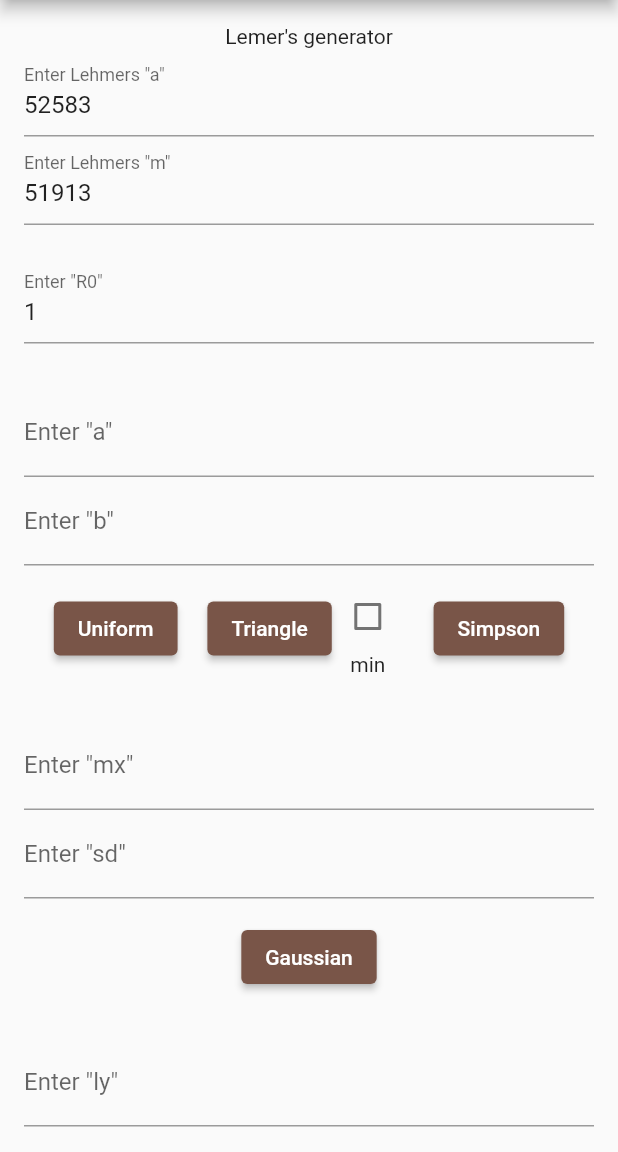
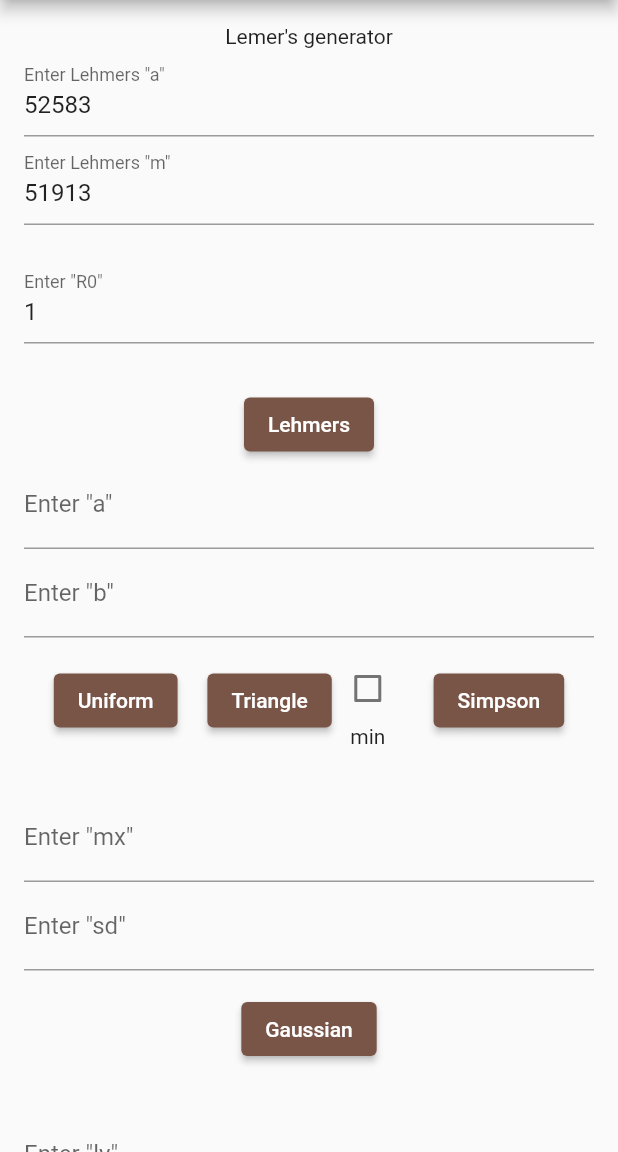
Before and after one commit to alextr1git/saimmod, a Flutter app: the screen it shows after launch, on a phone screen of 412 x 824 dp, the part 84-1236 px from its top. Run offline on Flutter 3.47's test engine with Material 2 defaults, Android fonts, the light colour scheme and no system bars; our stand-ins replace syncfusion_flutter_charts.

Commit message:
Lab 1,2 accepted

```diff
--- a/lib/main.dart
+++ b/lib/main.dart
@@ -46,6 +46,7 @@ class _MyHomePageState extends State<MyHomePage> {
   int periodLength = 0;
   int apereodicInterval = 0;
   bool istriangleMin = false;
+  bool isLehmersAlgorithm = false;
   int a = 0;
   int b = 0;
   int m = 0;
@@ -63,7 +64,11 @@ class _MyHomePageState extends State<MyHomePage> {
     a = int.tryParse(aController.text) ?? 0;
     rn = double.tryParse(r0Controller.text) ?? 1;
     m = int.tryParse(mController.text) ?? 0;
+    isLehmersAlgorithm = false;
     switch (selectedMethod) {
+      case 1:
+        isLehmersAlgorithm = true;
+        break;
       case 2: //uniform distribution
         au = double.tryParse(auController.text) ?? 1;
         bu = double.tryParse(buController.text) ?? 1;
@@ -78,7 +83,7 @@ class _MyHomePageState extends State<MyHomePage> {
       case 5:
         //gamma distribution
         ly = double.tryParse(lyController.text) ?? 1;
-        ny = double.tryParse(lyController.text) ?? 1;
+        ny = double.tryParse(nyController.text) ?? 1;
         break;
       case 6:
         //triangle distribution
@@ -132,6 +137,8 @@ class _MyHomePageState extends State<MyHomePage> {
     switch (selectedDistribution) {
       case 1:
         lehmersAlgorithmExtras();
+        periodLength = getPeriodLength();
+        apereodicInterval = getApereodicInterval();
         break;
       case 2:
         uniformDistributionExtras();
@@ -149,7 +156,6 @@ class _MyHomePageState extends State<MyHomePage> {
       case 6:
         //triangle
         triangleDistribution();
-        lehmersAlgorithmExtras();
         break;
       case 7:
         //simpson
@@ -160,9 +166,6 @@ class _MyHomePageState extends State<MyHomePage> {
         dispersion = 0;
         break;
     }
-
-    // periodLength = getPeriodLength();
-    // apereodicInterval = getApereodicInterval();
   }
 
   void buildHistogram() {
@@ -358,6 +361,10 @@ class _MyHomePageState extends State<MyHomePage> {
                   const SizedBox(
                     height: 30,
                   ),
+                  ElevatedButton(
+                    onPressed: () => calculate(1),
+                    child: const Text('Lehmers'),
+                  ),
                   TextField(
                     controller: auController,
                     keyboardType: TextInputType.number,
@@ -464,8 +471,13 @@ class _MyHomePageState extends State<MyHomePage> {
                   Text('Math Expectation: $mathExp'),
                   Text('Dispersion: $dispersion'),
                   Text('Standard Deviation: $standardDeviation'),
-                  //Text('Period Length: $periodLength'),
-                  //Text('Apereodic Interval: $apereodicInterval'),
+                  if (isLehmersAlgorithm)
+                    Column(
+                      children: [
+                        Text('Period Length: $periodLength'),
+                        Text('Apereodic Interval: $apereodicInterval'),
+                      ],
+                    ),
                   if (numbers.isNotEmpty)
                     SfCartesianChart(series: <ChartSeries>[
                       HistogramSeries<DiagramData, double>(
```
